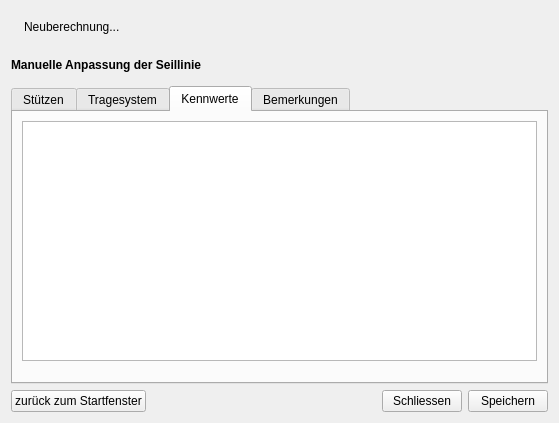
Before: the Qt Designer form gui/adjustmentDialog.ui in piMoll/SEILAPLAN, drawn with Qt 5.
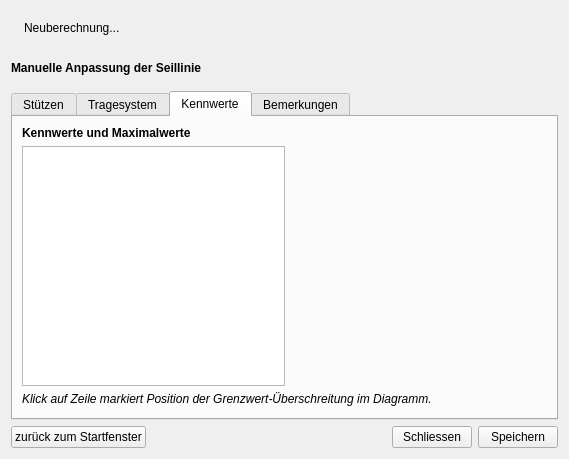
After: the same form once the commit is applied. The open tabs and pages were chosen to show the change. Icons and pictures are not drawn.

Commit message: Show position in plot of where threshold is exceeded.

Patch:
```diff
--- a/gui/adjustmentDialog.ui
+++ b/gui/adjustmentDialog.ui
@@ -6,8 +6,8 @@
    <rect>
     <x>0</x>
     <y>0</y>
-    <width>559</width>
-    <height>423</height>
+    <width>569</width>
+    <height>459</height>
    </rect>
   </property>
   <property name="focusPolicy">
@@ -675,6 +675,19 @@
          <string>Kennwerte</string>
         </attribute>
         <layout class="QVBoxLayout" name="verticalLayout_12">
+         <item>
+          <widget class="QLabel" name="label_21">
+           <property name="font">
+            <font>
+             <weight>75</weight>
+             <bold>true</bold>
+            </font>
+           </property>
+           <property name="text">
+            <string>Kennwerte und Maximalwerte</string>
+           </property>
+          </widget>
+         </item>
          <item>
           <layout class="QVBoxLayout" name="verticalLayout_11">
            <item>
@@ -746,8 +759,33 @@
                </attribute>
               </widget>
              </item>
+             <item>
+              <spacer name="horizontalSpacer_2">
+               <property name="orientation">
+                <enum>Qt::Horizontal</enum>
+               </property>
+               <property name="sizeHint" stdset="0">
+                <size>
+                 <width>0</width>
+                 <height>20</height>
+                </size>
+               </property>
+              </spacer>
+             </item>
             </layout>
            </item>
+           <item>
+            <widget class="QLabel" name="label_20">
+             <property name="font">
+              <font>
+               <italic>true</italic>
+              </font>
+             </property>
+             <property name="text">
+              <string>Klick auf Zeile markiert Position der Grenzwert-Überschreitung im Diagramm.</string>
+             </property>
+            </widget>
+           </item>
            <item>
             <spacer name="verticalSpacer">
              <property name="orientation">
```
Left out of the diff: 2 changed lines with no effect on the pictures. The commit also changes 8 other files.
